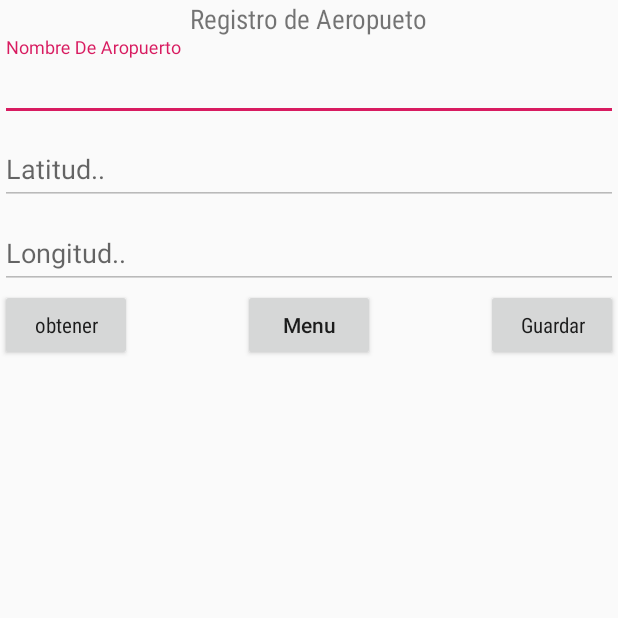
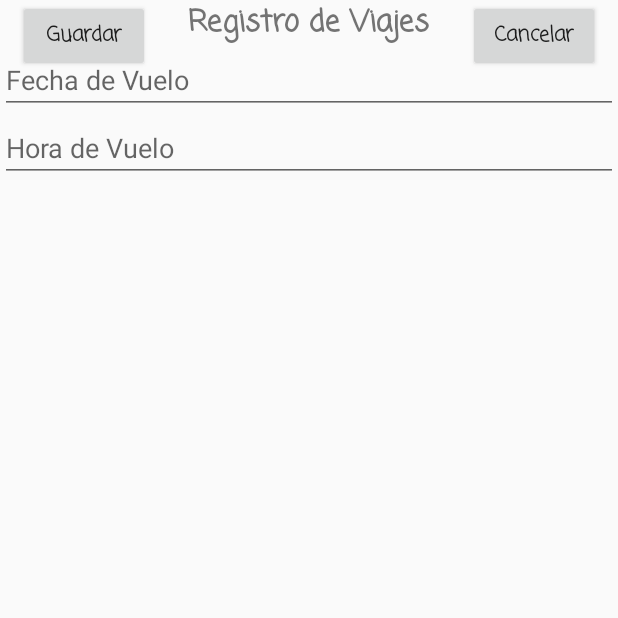
Before and after one commit to bortan01/Aerolinea, an Android app: the HomeRootActivity screen opened directly, with no data from a screen before it, after a tap on "REGISTRAR VUELO", on a phone screen of 412 x 824 dp, the top half of it. Run offline under Robolectric (Android 15) with nearby library versions, the light colour scheme and no system bars.

Commit message:
ya sirve fecha

```diff
--- a/app/src/main/AndroidManifest.xml
+++ b/app/src/main/AndroidManifest.xml
@@ -37,7 +37,8 @@
         <activity
             android:name=".MapsActivity"
             android:label="@string/title_activity_maps" />
-        <activity android:name=".RegistroAvionActivity"></activity>
+        <activity android:name=".RegistroAvionActivity" />
+        <activity android:name=".RegistroVueloActivity"></activity>
     </application>
 
 </manifest>
--- a/app/src/main/java/e/miranda/aero/HomeRootActivity.java
+++ b/app/src/main/java/e/miranda/aero/HomeRootActivity.java
@@ -22,4 +22,9 @@ public class HomeRootActivity extends AppCompatActivity {
         Intent intent = new Intent(this,RegistroAvionActivity.class).addFlags(Intent.FLAG_ACTIVITY_CLEAR_TOP | Intent.FLAG_ACTIVITY_SINGLE_TOP);
         startActivity(intent);
     }
+
+    public void crearVuelo(View view) {
+        Intent intent = new Intent(this,RegistroVueloActivity.class).addFlags(Intent.FLAG_ACTIVITY_CLEAR_TOP | Intent.FLAG_ACTIVITY_SINGLE_TOP);
+        startActivity(intent);
+    }
 }
--- /dev/null
+++ b/app/src/main/java/e/miranda/aero/RegistroVueloActivity.java
@@ -0,0 +1,76 @@
+package e.miranda.aero;
+
+import android.app.DatePickerDialog;
+import android.app.TimePickerDialog;
+import android.support.v7.app.AppCompatActivity;
+import android.os.Bundle;
+import android.view.View;
+import android.widget.DatePicker;
+import android.widget.EditText;
+import android.widget.TimePicker;
+
+import java.util.Calendar;
+
+public class RegistroVueloActivity extends AppCompatActivity {
+
+    EditText fecha ,hora;
+    int minut, second , hour;
+
+    @Override
+    protected void onCreate(Bundle savedInstanceState) {
+        super.onCreate(savedInstanceState);
+        setContentView(R.layout.activity_registro_vuelo);
+
+        fecha = findViewById(R.id.fecha);
+        hora = findViewById(R.id.hora);
+
+        fecha.setOnClickListener(new View.OnClickListener() {
+            @Override
+            public void onClick(View view) {
+                showDatePickerDialog();
+            }
+        });
+        hora.setOnClickListener(new View.OnClickListener() {
+            @Override
+            public void onClick(View v) {
+                final Calendar c = Calendar.getInstance();
+                hour = c.get(Calendar.HOUR_OF_DAY);
+                minut = c.get(Calendar.MINUTE);
+
+                TimePickerDialog timePickerDialog = new TimePickerDialog(getBaseContext(), new TimePickerDialog.OnTimeSetListener() {
+                    @Override
+                    public void onTimeSet(TimePicker view, int hourOfDay, int minute) {
+                        hora.setText(hourOfDay +":"+minute);
+                    }
+                },5,2,false);
+                timePickerDialog.show();
+
+
+            }
+        });
+
+    }
+
+
+
+    private void showDatePickerDialog() {
+        /*DatePickerFragment newFragment = new DatePickerFragment();
+        newFragment.show(getSupportFragmentManager(), "datePicker");*/
+
+        DatePickerFragment newFragment = DatePickerFragment.newInstance(new DatePickerDialog.OnDateSetListener() {
+            @Override
+            public void onDateSet(DatePicker datePicker, int year, int month, int day) {
+                // +1 because january is zero
+                final String selectedDate = day + "-" + (month+1) + "-" + year;
+                fecha.setText(selectedDate);
+            }
+        });
+        newFragment.show(getSupportFragmentManager(), "datePicker");
+    }
+
+    public void guardarVuelo(View view) {
+    }
+
+    public void Cancelar(View view) {
+    }
+}
--- a/app/src/main/res/layout/activity_home_root.xml
+++ b/app/src/main/res/layout/activity_home_root.xml
@@ -40,7 +40,7 @@
         android:layout_height="wrap_content"
         android:text="@string/registrar_vuelo"
         android:theme="@style/RaisedButtonDark"
-        android:onClick="crearAerpuperto"
+        android:onClick="crearVuelo"
         android:layout_below="@id/avion"
         android:layout_marginLeft="12sp"
         android:layout_marginRight="12sp"
--- /dev/null
+++ b/app/src/main/res/layout/activity_registro_vuelo.xml
@@ -0,0 +1,82 @@
+<?xml version="1.0" encoding="utf-8"?>
+<RelativeLayout
+    xmlns:android="http://schemas.android.com/apk/res/android"
+    xmlns:app="http://schemas.android.com/apk/res-auto"
+    xmlns:tools="http://schemas.android.com/tools"
+    android:layout_width="match_parent"
+    android:layout_height="match_parent"
+    tools:context=".RegistroVueloActivity">
+
+    <TextView
+        android:id="@+id/textView"
+        android:layout_width="wrap_content"
+        android:layout_height="wrap_content"
+        android:layout_alignParentTop="true"
+        android:layout_centerHorizontal="true"
+        android:text="@string/registro_viajes"
+        android:textSize="20sp"
+        android:textStyle="bold"
+        android:fontFamily="casual"
+
+        />
+
+    <EditText
+        android:id="@+id/fecha"
+        android:layout_width="match_parent"
+        android:layout_height="wrap_content"
+      android:layout_below="@id/textView"
+        android:hint="@string/fecha_vuelo"
+        android:inputType="date"
+        android:focusable="false"
+        android:clickable="true"
+        android:maxLines="1" />
+
+    <EditText
+        android:id="@+id/hora"
+        android:layout_width="match_parent"
+        android:layout_height="wrap_content"
+        android:layout_below="@id/fecha"
+        android:hint="@string/hora_vuelo"
+        android:inputType="date"
+        android:focusable="false"
+        android:clickable="true"
+        android:maxLines="1" />
+
+
+
+
+
+    <Button
+        android:id="@+id/boton4"
+        android:layout_marginLeft="12sp"
+        android:layout_width="wrap_content"
+        android:layout_height="wrap_content"
+        android:layout_alignParentStart="true"
+        android:layout_below="@+id/primera"
+        android:onClick="guardarVuelo"
+        android:text="@string/bonton_guardar"
+        android:textAllCaps="false"
+        android:textStyle="bold"
+        android:fontFamily="casual"
+        />
+
+    <Button
+        android:id="@+id/boton5"
+        android:layout_marginRight="12sp"
+        android:layout_width="wrap_content"
+        android:layout_height="wrap_content"
+        android:layout_alignParentEnd="true"
+        android:layout_below="@+id/primera"
+        android:onClick="Cancelar"
+        android:text="@string/boton_cancelar"
+        android:textAllCaps="false"
+        android:textStyle="bold"
+        android:fontFamily="casual"
+        />
+
+
+
+
+
+
+</RelativeLayout>
--- a/app/src/main/res/values/strings.xml
+++ b/app/src/main/res/values/strings.xml
@@ -39,5 +39,8 @@
     <string name="bonton_guardar">Guardar</string>
     <string name="boton_cancelar">Cancelar</string>
     <string name="ingrese_modelo">Ingrese Modelo</string>
+    <string name="registro_viajes">Registro de Viajes</string>
+    <string name="fecha_vuelo">Fecha de Vuelo</string>
+    <string name="hora_vuelo">Hora de Vuelo</string>
 
 </resources>
```
Also changed, not shown: app/src/main/java/e/miranda/aero/DatePickerFragment.java (added, +43 -0 lines), 1 other file.
